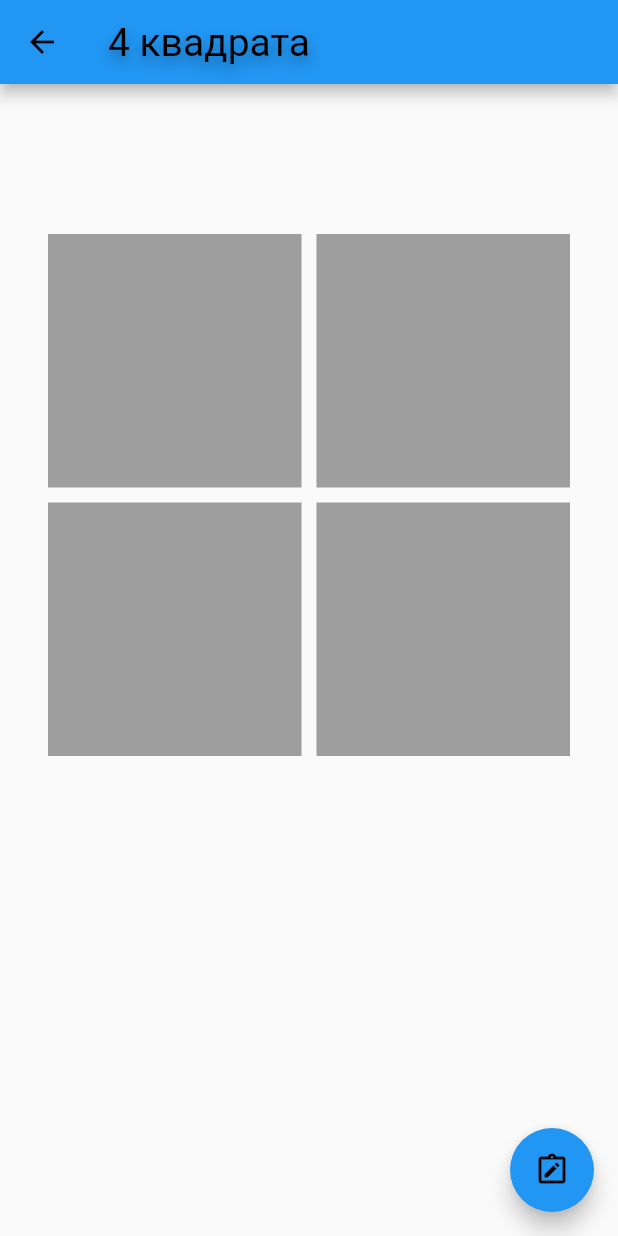
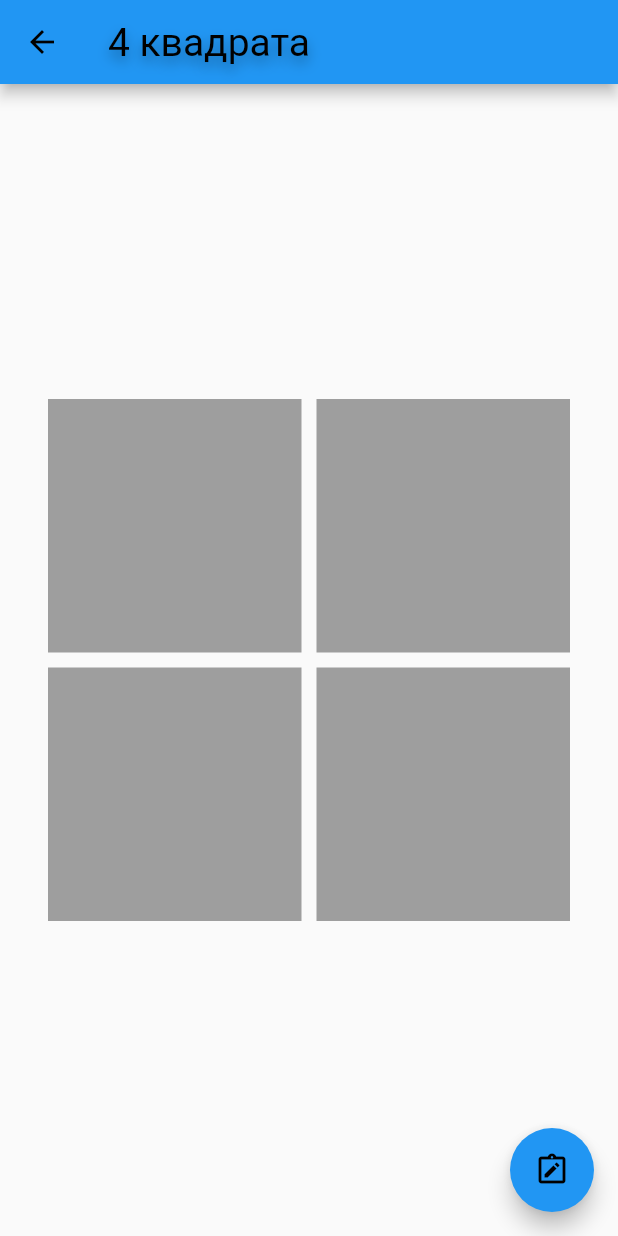
Before and after one commit to NeoZ3p/edu_homework, a Flutter app: the ColoredSquares screen opened directly, on a phone screen of 412 x 824 dp. Run offline on Flutter 3.47's test engine with Material 2 defaults, Android fonts, the phone set to English and light mode, and no system bars.

Commit message:
fix: colored_squares

```diff
--- a/lib/presenter/colored_squares/colored_squares.dart
+++ b/lib/presenter/colored_squares/colored_squares.dart
@@ -1,7 +1,7 @@
 import 'dart:math';
 
 import 'package:edu_homework/presenter/colored_squares/widgets/square_list.dart';
-import 'package:edu_homework/utils/custom_appbar.dart';
+import 'package:edu_homework/utils/widgets/custom_appbar.dart';
 import 'package:flutter/material.dart';
 
 class ColoredSquares extends StatefulWidget {
--- /dev/null
+++ b/lib/presenter/colored_squares/widgets/colored_square.dart
@@ -0,0 +1,16 @@
+import 'package:flutter/material.dart';
+
+class ColoredSquare extends StatelessWidget {
+  const ColoredSquare({Key? key, required this.color}) : super(key: key);
+
+  final Color color;
+
+  @override
+  Widget build(BuildContext context) {
+    return SizedBox(
+      height: 50,
+      width: 50,
+      child: ColoredBox(color: color),
+    );
+  }
+}
--- a/lib/presenter/colored_squares/widgets/square_list.dart
+++ b/lib/presenter/colored_squares/widgets/square_list.dart
@@ -1,3 +1,4 @@
+import 'package:edu_homework/presenter/colored_squares/widgets/colored_square.dart';
 import 'package:flutter/material.dart';
 
 class SquareList extends StatelessWidget {
@@ -10,20 +11,19 @@ class SquareList extends StatelessWidget {
 
   @override
   Widget build(BuildContext context) {
-    return Padding(
-      padding: const EdgeInsets.symmetric(horizontal: 32.0, vertical: 100),
-      child: GridView.builder(
-        physics: const NeverScrollableScrollPhysics(),
-        itemCount: 4,
-        itemBuilder: (_, index) => SizedBox(
-          height: 50,
-          width: 50,
-          child: ColoredBox(color: colors[index]),
-        ),
-        gridDelegate: const SliverGridDelegateWithFixedCrossAxisCount(
+    return Center(
+      child: Padding(
+        padding: const EdgeInsets.symmetric(horizontal: 32.0),
+        child: GridView.count(
           crossAxisCount: 2,
+          shrinkWrap: true,
           mainAxisSpacing: 10,
           crossAxisSpacing: 10,
+          physics: const NeverScrollableScrollPhysics(),
+          children: List.generate(
+            4,
+            (index) => ColoredSquare(color: colors[index]),
+          ),
         ),
       ),
     );
--- a/lib/presenter/main_screen/main_screen.dart
+++ b/lib/presenter/main_screen/main_screen.dart
@@ -1,4 +1,4 @@
-import 'package:edu_homework/utils/custom_appbar.dart';
+import 'package:edu_homework/utils/widgets/custom_appbar.dart';
 import 'package:edu_homework/presenter/main_screen/widgets/main_screen_body.dart';
 import 'package:flutter/material.dart';
 
--- a/lib/utils/error_page.dart
+++ b/lib/utils/widgets/error_page.dart
@@ -1,8 +1,8 @@
-import 'package:edu_homework/utils/custom_appbar.dart';
+import 'package:edu_homework/utils/widgets/custom_appbar.dart';
 import 'package:flutter/material.dart';
 
-class ErrorPage extends StatelessWidget {
-  const ErrorPage({Key? key, required this.title}) : super(key: key);
+class StubPage extends StatelessWidget {
+  const StubPage({Key? key, required this.title}) : super(key: key);
 
   final String title;
 
```
Also changed, not shown: lib/presenter/main_screen/widgets/custom_elevated_btn.dart (added, +17 -0 lines), lib/presenter/main_screen/widgets/route_button.dart (+22 -18 lines), lib/utils/routes.dart (added, +8 -0 lines), lib/utils/widgets/custom_appbar.dart (renamed from lib/utils/custom_appbar.dart).
